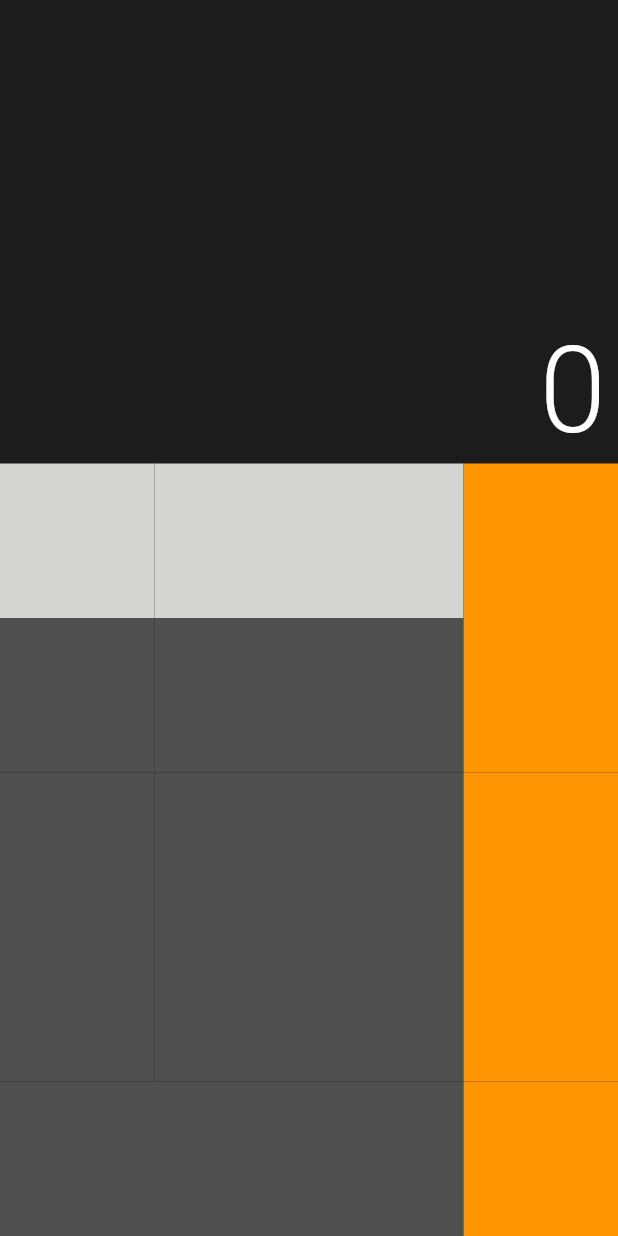
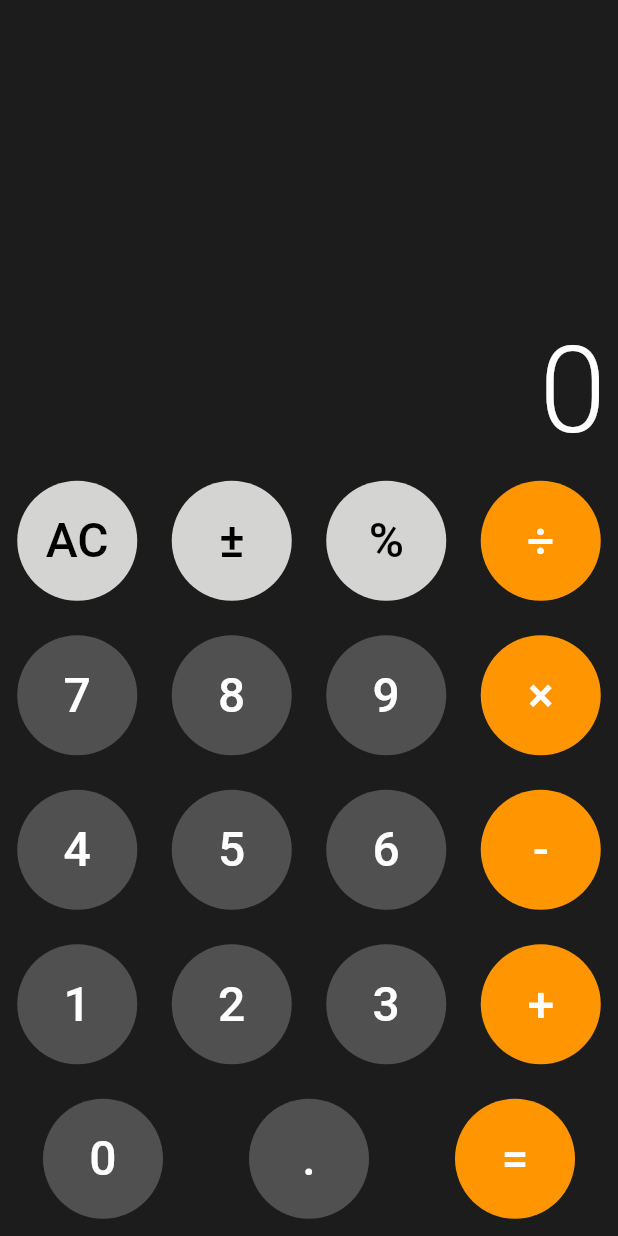
Before and after one commit to daduam/calculator, a Flutter app: the screen it shows after launch, on a phone screen of 412 x 824 dp. Run offline on Flutter 3.47's test engine with Material 2 defaults, Android fonts, the phone set to English and light mode, and no system bars; missing offline and left inert: spannable_grid.

Commit message:
add calculator buttons (#11)

```diff
--- a/lib/pages/home/home.dart
+++ b/lib/pages/home/home.dart
@@ -1,5 +1,6 @@
 import 'package:flutter/material.dart';
 import '../../models/button_type.dart';
+import '../../widgets/calculator_button.dart';
 
 class HomePage extends StatelessWidget {
   const HomePage({super.key, required this.title});
@@ -36,26 +37,10 @@ class HomePage extends StatelessWidget {
             child: Row(
               mainAxisAlignment: MainAxisAlignment.spaceAround,
               children: [
-                Expanded(
-                  child: Container(
-                      decoration:
-                          BoxDecoration(color: ButtonType.ac.backgroundColor)),
-                ),
-                Expanded(
-                  child: Container(
-                      decoration: BoxDecoration(
-                          color: ButtonType.plusminus.backgroundColor)),
-                ),
-                Expanded(
-                  child: Container(
-                      decoration: BoxDecoration(
-                          color: ButtonType.percent.backgroundColor)),
-                ),
-                Expanded(
-                  child: Container(
-                      decoration: BoxDecoration(
-                          color: ButtonType.divide.backgroundColor)),
-                ),
+                Expanded(child: CalculatorButton(ButtonType.ac)),
+                Expanded(child: CalculatorButton(ButtonType.plusminus)),
+                Expanded(child: CalculatorButton(ButtonType.percent)),
+                Expanded(child: CalculatorButton(ButtonType.divide)),
               ],
             ),
           ),
@@ -63,26 +48,10 @@ class HomePage extends StatelessWidget {
             child: Row(
               mainAxisAlignment: MainAxisAlignment.spaceAround,
               children: [
-                Expanded(
-                  child: Container(
-                      decoration: BoxDecoration(
-                          color: ButtonType.seven.backgroundColor)),
-                ),
-                Expanded(
-                  child: Container(
-                      decoration: BoxDecoration(
-                          color: ButtonType.eight.backgroundColor)),
-                ),
-                Expanded(
-                  child: Container(
-                      decoration: BoxDecoration(
-                          color: ButtonType.nine.backgroundColor)),
-                ),
-                Expanded(
-                  child: Container(
-                      decoration: BoxDecoration(
-                          color: ButtonType.multiply.backgroundColor)),
-                ),
+                Expanded(child: CalculatorButton(ButtonType.seven)),
+                Expanded(child: CalculatorButton(ButtonType.eight)),
+                Expanded(child: CalculatorButton(ButtonType.nine)),
+                Expanded(child: CalculatorButton(ButtonType.multiply)),
               ],
             ),
           ),
@@ -90,26 +59,10 @@ class HomePage extends StatelessWidget {
             child: Row(
               mainAxisAlignment: MainAxisAlignment.spaceAround,
               children: [
-                Expanded(
-                  child: Container(
-                      decoration: BoxDecoration(
-                          color: ButtonType.four.backgroundColor)),
-                ),
-                Expanded(
-                  child: Container(
-                      decoration: BoxDecoration(
-                          color: ButtonType.five.backgroundColor)),
-                ),
-                Expanded(
-                  child: Container(
-                      decoration:
-                          BoxDecoration(color: ButtonType.six.backgroundColor)),
-                ),
-                Expanded(
-                  child: Container(
-                      decoration: BoxDecoration(
-                          color: ButtonType.subtract.backgroundColor)),
-                ),
+                Expanded(child: CalculatorButton(ButtonType.four)),
+                Expanded(child: CalculatorButton(ButtonType.five)),
+                Expanded(child: CalculatorButton(ButtonType.six)),
+                Expanded(child: CalculatorButton(ButtonType.subtract)),
               ],
             ),
           ),
@@ -117,26 +70,10 @@ class HomePage extends StatelessWidget {
             child: Row(
               mainAxisAlignment: MainAxisAlignment.spaceAround,
               children: [
-                Expanded(
-                  child: Container(
-                      decoration:
-                          BoxDecoration(color: ButtonType.one.backgroundColor)),
-                ),
-                Expanded(
-                  child: Container(
-                      decoration:
-                          BoxDecoration(color: ButtonType.two.backgroundColor)),
-                ),
-                Expanded(
-                  child: Container(
-                      decoration: BoxDecoration(
-                          color: ButtonType.three.backgroundColor)),
-                ),
-                Expanded(
-                  child: Container(
-                      decoration:
-                          BoxDecoration(color: ButtonType.add.backgroundColor)),
-                ),
+                Expanded(child: CalculatorButton(ButtonType.one)),
+                Expanded(child: CalculatorButton(ButtonType.two)),
+                Expanded(child: CalculatorButton(ButtonType.three)),
+                Expanded(child: CalculatorButton(ButtonType.add)),
               ],
             ),
           ),
@@ -144,22 +81,9 @@ class HomePage extends StatelessWidget {
             child: Row(
               mainAxisAlignment: MainAxisAlignment.spaceAround,
               children: [
-                Expanded(
-                  flex: 2,
-                  child: Container(
-                      decoration: BoxDecoration(
-                          color: ButtonType.zero.backgroundColor)),
-                ),
-                Expanded(
-                  child: Container(
-                      decoration:
-                          BoxDecoration(color: ButtonType.dot.backgroundColor)),
-                ),
-                Expanded(
-                  child: Container(
-                      decoration:
-                          BoxDecoration(color: ButtonType.eq.backgroundColor)),
-                ),
+                Expanded(child: CalculatorButton(ButtonType.zero)),
+                Expanded(child: CalculatorButton(ButtonType.dot)),
+                Expanded(child: CalculatorButton(ButtonType.eq)),
               ],
             ),
           ),
--- /dev/null
+++ b/lib/widgets/calculator_button.dart
@@ -0,0 +1,26 @@
+import 'package:flutter/material.dart';
+import '../models/button_type.dart';
+
+class CalculatorButton extends StatelessWidget {
+  final ButtonType buttonType;
+
+  CalculatorButton(this.buttonType);
+
+  @override
+  Widget build(BuildContext context) {
+    return TextButton(
+      style: TextButton.styleFrom(
+        foregroundColor: buttonType.foregroundColor,
+        backgroundColor: buttonType.backgroundColor,
+        minimumSize: const Size(80, 80),
+        shape: CircleBorder(),
+        textStyle: const TextStyle(
+          fontSize: 32,
+          fontWeight: FontWeight.w500,
+        ),
+      ),
+      onPressed: () {},
+      child: Text(buttonType.desc),
+    );
+  }
+}
```
